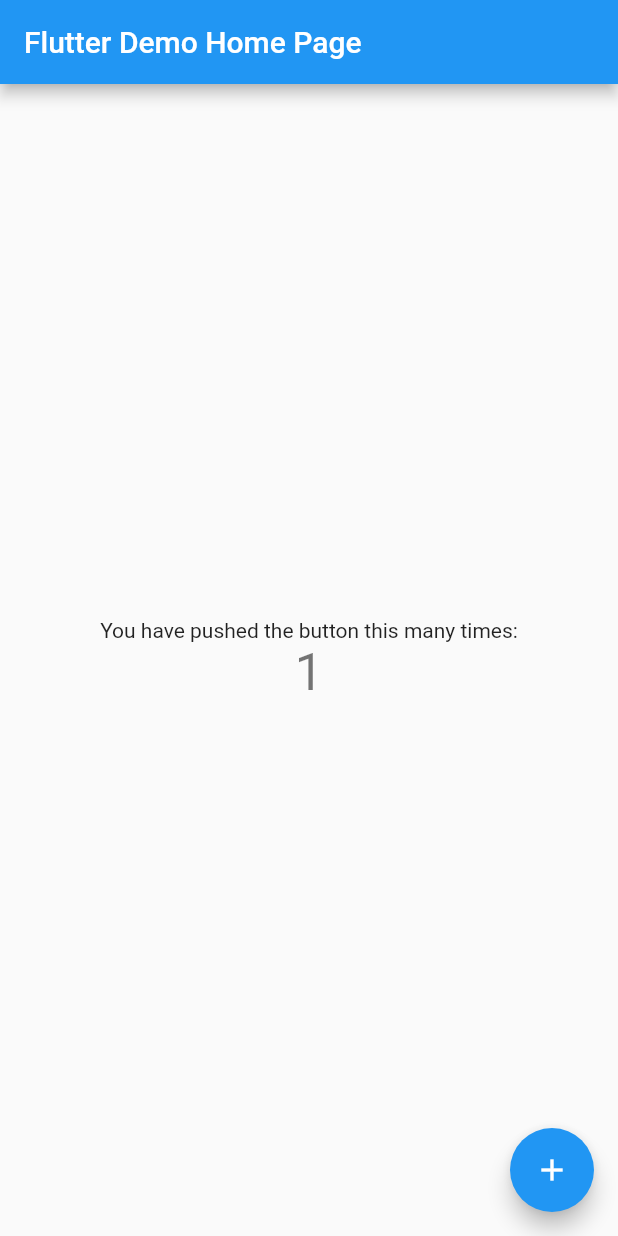
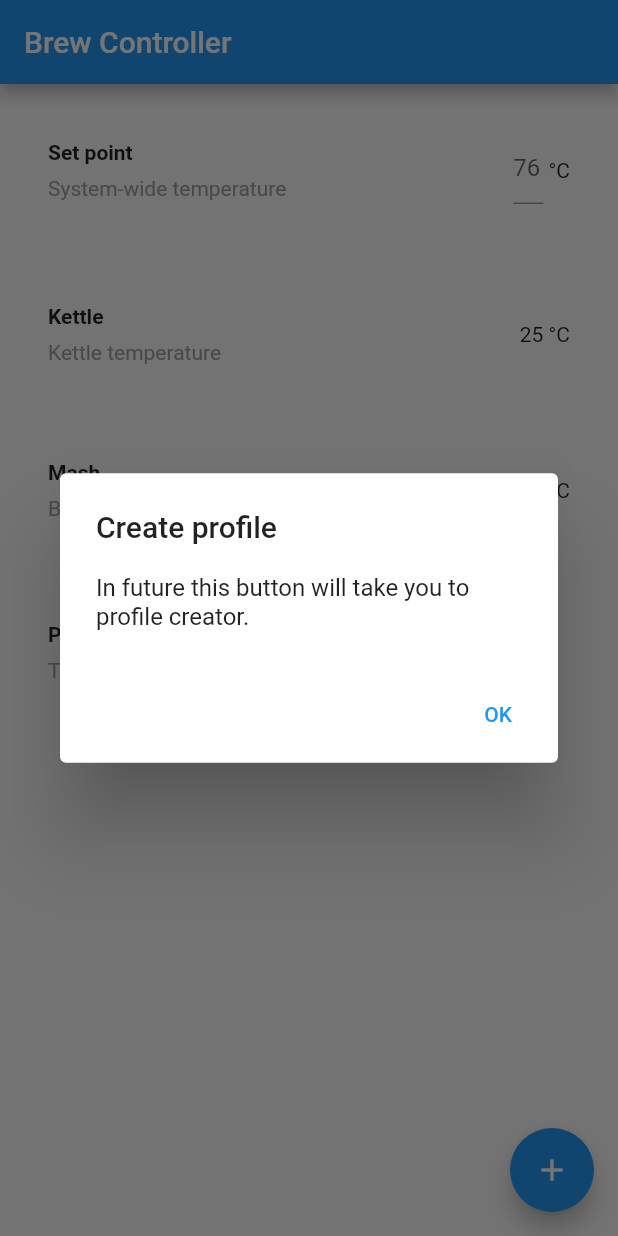
Before and after one commit to KaczmarczykMateusz/brew_controller_client, a Flutter app: the MyHomePage screen opened directly, after a tap on the "add" icon, on a phone screen of 412 x 824 dp. Run offline on Flutter 3.47's test engine with Material 2 defaults, Android fonts, the phone set to English and light mode, and no system bars.

Commit message:
Initial GUI design for manual mode implemented

```diff
--- a/lib/main.dart
+++ b/lib/main.dart
@@ -1,4 +1,5 @@
 import 'package:flutter/material.dart';
+import 'package:flutter/services.dart';
 
 void main() {
   runApp(const MyApp());
@@ -11,7 +12,7 @@ class MyApp extends StatelessWidget {
   @override
   Widget build(BuildContext context) {
     return MaterialApp(
-      title: 'Flutter Demo',
+      title: 'Brew Controller',
       theme: ThemeData(
         // This is the theme of your application.
         //
@@ -24,7 +25,7 @@ class MyApp extends StatelessWidget {
         // is not restarted.
         primarySwatch: Colors.blue,
       ),
-      home: const MyHomePage(title: 'Flutter Demo Home Page'),
+      home: const MyHomePage(title: 'Brew Controller'),
     );
   }
 }
@@ -47,69 +48,156 @@ class MyHomePage extends StatefulWidget {
   State<MyHomePage> createState() => _MyHomePageState();
 }
 
+enum TemperatureSeleection {
+  none,
+  kettle,
+  mash
+}
+
 class _MyHomePageState extends State<MyHomePage> {
-  int _counter = 0;
+  int _mashTemp = 25;
+  String _setPointTempStr = "76";
+  String _kettleTempStr = "25";
+  String _mashTempStr = "25";
 
-  void _incrementCounter() {
+  TemperatureSeleection selection = TemperatureSeleection.kettle;
+
+  void _createProfile() {
     setState(() {
       // This call to setState tells the Flutter framework that something has
       // changed in this State, which causes it to rerun the build method below
       // so that the display can reflect the updated values. If we changed
       // _counter without calling setState(), then the build method would not be
       // called again, and so nothing would appear to happen.
-      _counter++;
+      showDialog<void>(
+          context: context,
+          builder: (BuildContext context) {
+            return AlertDialog(
+              title: const Text('Create profile'),
+              content: const Text("In future this button will take you to profile creator."),
+              actions: <Widget>[
+                TextButton(
+                  onPressed: () {
+                    Navigator.pop(context);
+                  },
+                  child: const Text('OK'),
+                ),
+              ],
+            );
+          },
+      );
+    });
+  }
+
+  bool pumpOn = false;
+
+  void onSwitched(bool newState) {
+    newState = newState;
+    setState(() {
+      pumpOn = newState;
     });
   }
 
   @override
   Widget build(BuildContext context) {
     // This method is rerun every time setState is called, for instance as done
-    // by the _incrementCounter method above.
+    // by the _createProfile method above.
     //
     // The Flutter framework has been optimized to make rerunning build methods
     // fast, so that you can just rebuild anything that needs updating rather
     // than having to individually change instances of widgets.
+    Icon tempIcon = Icon(
+      Icons.star,
+      color: Colors.red[500],
+    );
+
+    double setPoint = 25.0;
+    void _onSetPointModified(String setPointStr) {
+      setPoint = double.parse(setPointStr);
+      return ;
+    }
+
+    TextField setPointField = TextField(
+      decoration: InputDecoration(hintText: _setPointTempStr),
+      keyboardType: TextInputType.number,
+      onSubmitted: _onSetPointModified,
+      inputFormatters: <TextInputFormatter>[
+        FilteringTextInputFormatter.digitsOnly
+      ], // Only numbers can be entered
+    );
+
+    Switch toggleSwitch = Switch(
+      value: pumpOn,
+      onChanged: onSwitched,
+      activeTrackColor: Colors.lightGreenAccent,
+      activeColor: Colors.green,
+    );
+
+    Widget setPointSection = _buildParameterRow('Set point', 'System-wide temperature', tempIcon, _kettleTempStr, setPointField, null);
+    Widget kettleTempSection = _buildParameterRow('Kettle', 'Kettle temperature', tempIcon, _kettleTempStr, null, null);
+    Widget mashTempSection = _buildParameterRow('Mash', 'Bucket temperature', tempIcon, _mashTempStr, null, null);
+    Widget pumpOnOffSection = _buildParameterRow('Pump', 'Turn on/ off wort pump', tempIcon, "", null, toggleSwitch);
+
     return Scaffold(
       appBar: AppBar(
         // Here we take the value from the MyHomePage object that was created by
         // the App.build method, and use it to set our appbar title.
         title: Text(widget.title),
       ),
-      body: Center(
-        // Center is a layout widget. It takes a single child and positions it
-        // in the middle of the parent.
-        child: Column(
-          // Column is also a layout widget. It takes a list of children and
-          // arranges them vertically. By default, it sizes itself to fit its
-          // children horizontally, and tries to be as tall as its parent.
-          //
-          // Invoke "debug painting" (press "p" in the console, choose the
-          // "Toggle Debug Paint" action from the Flutter Inspector in Android
-          // Studio, or the "Toggle Debug Paint" command in Visual Studio Code)
-          // to see the wireframe for each widget.
-          //
-          // Column has various properties to control how it sizes itself and
-          // how it positions its children. Here we use mainAxisAlignment to
-          // center the children vertically; the main axis here is the vertical
-          // axis because Columns are vertical (the cross axis would be
-          // horizontal).
-          mainAxisAlignment: MainAxisAlignment.center,
-          children: <Widget>[
-            const Text(
-              'You have pushed the button this many times:',
-            ),
-            Text(
-              '$_counter',
-              style: Theme.of(context).textTheme.headline4,
-            ),
+      body: Column (
+          children: [
+            setPointSection,
+            kettleTempSection,
+            mashTempSection,
+            pumpOnOffSection,
           ],
-        ),
       ),
       floatingActionButton: FloatingActionButton(
-        onPressed: _incrementCounter,
-        tooltip: 'Increment',
+        onPressed: _createProfile,
+        tooltip: 'Create profile',
         child: const Icon(Icons.add),
       ), // This trailing comma makes auto-formatting nicer for build methods.
     );
   }
 }
+
+Widget _buildParameterRow(String title, String description, Icon icon, final String text, TextField? textField, Switch? toggleSwitch) {
+  return Container(
+  padding: const EdgeInsets.all(32),
+  child: Row(
+    children: [
+      Expanded(
+        /*1*/
+        child: Column(
+          crossAxisAlignment: CrossAxisAlignment.start,
+          children: [
+            /*2*/
+            Container(
+              padding: const EdgeInsets.only(bottom: 8),
+              child: Text(
+                title,
+                style: const TextStyle(
+                  fontWeight: FontWeight.bold,
+                ),
+              ),
+            ),
+            Text(
+              description,
+              style: TextStyle(
+                color: Colors.grey[500],
+              ),
+            ),
+          ],
+        ),
+      ),
+
+      (null != textField) ? Row(
+      children:[
+        SizedBox(width: 20, height: 51, child : textField),
+        const Text(" °C"),
+      ]
+      ) : (null != toggleSwitch) ? toggleSwitch : Text(text+" °C"),
+    ],
+  ),
+);
+}
```
